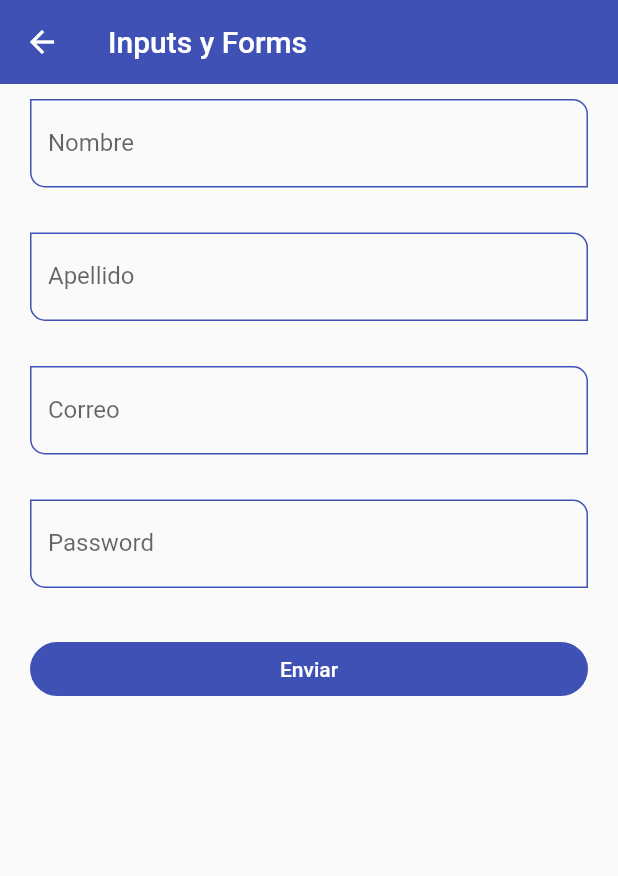
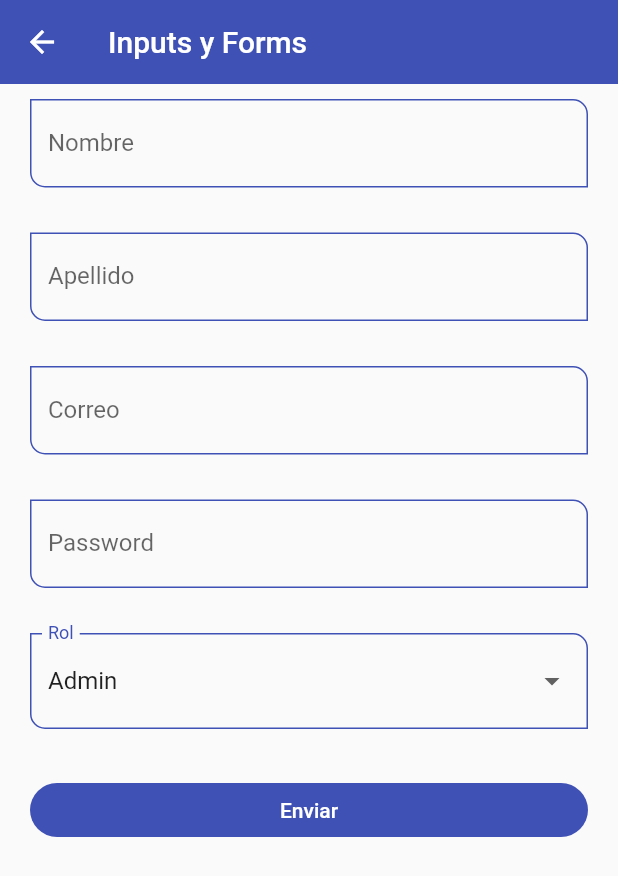
Before and after one commit to richardpg12/fl_componentes, a Flutter app: the InputsScreen screen opened by its route, after a tap on "Enviar", on a phone screen of 412 x 824 dp. Shown: the top 876 px of the screen. Run offline on Flutter 3.47's test engine with Material 2 defaults, Android fonts, the phone set to English and light mode, and no system bars.

Commit message:
form widgets

```diff
--- a/lib/screens/inputs_screen.dart
+++ b/lib/screens/inputs_screen.dart
@@ -7,6 +7,18 @@ class InputsScreen extends StatelessWidget {
 
   @override
   Widget build(BuildContext context) {
+
+    final GlobalKey<FormState> myformKey= GlobalKey<FormState>();
+
+    final Map<String, String> formValues={
+      'first_name'  :'Richard',
+      'last_name'   :'Perez',
+      'email'       :'richard.perezg26@gmail.com',
+      'password'    :'123456',
+      'role'        :'Admin',
+
+    };
+
     return Scaffold(
       appBar: AppBar(
         title: const Text('Inputs y Forms'),
@@ -15,16 +27,39 @@ class InputsScreen extends StatelessWidget {
         child: Padding(
           padding: const EdgeInsets.symmetric(horizontal: 20,vertical:10),
           child:Form(
-
+            key: myformKey,
             child: Column(
               children: [
-                const CustomInputField(labelText: 'Nombre',hintText:'Nombre del usuario'),
+                CustomInputField(labelText: 'Nombre',hintText:'Nombre del usuario',formProperty:'first_name',formValues: formValues),
                 const SizedBox(height: 30),
-                const CustomInputField(labelText: 'Apellido',hintText:'Apellido del usuario'),
+                CustomInputField(labelText: 'Apellido',hintText:'Apellido del usuario',formProperty:'last_name',formValues: formValues),
                 const SizedBox(height: 30),
-                const CustomInputField(labelText: 'Correo',hintText:'Correo del usuario',keyboardType: TextInputType.emailAddress,),
+                CustomInputField(labelText: 'Correo',hintText:'Correo del usuario',keyboardType: TextInputType.emailAddress,formProperty:'email',formValues: formValues),
                 const SizedBox(height: 30),
-                const CustomInputField(labelText: 'Password',hintText:'Contraseña del usuario', obscureText: true,),
+                CustomInputField(labelText: 'Password',hintText:'Contraseña del usuario', obscureText: true,formProperty:'password',formValues: formValues),
+                const SizedBox(height: 30),
+
+
+                DropdownButtonFormField<String>(
+                  value: formValues['role'],
+                  items: const [
+                    DropdownMenuItem(value: 'Admin',child: Text('Admin'),),
+                    DropdownMenuItem(value: 'Superuser',child: Text('Superuser'),),
+                    DropdownMenuItem(value: 'Developer',child: Text('Developer'),),
+                    DropdownMenuItem(value: 'Jr. Developer',child: Text('Jr. Developer'),),
+                  ],
+                  onChanged: (value){
+                    formValues['role']=value??'Admin';
+                  },
+                  decoration: InputDecoration(
+                    labelText: 'Rol',
+                    hintText: 'Seleccione el rol del usuario',
+                    border: OutlineInputBorder(
+                      borderRadius: BorderRadius.circular(10)
+                    ),
+                  ),
+                ),
+
                 const SizedBox(height: 30),
                 ElevatedButton(
                   child: const SizedBox(
@@ -32,7 +67,14 @@ class InputsScreen extends StatelessWidget {
                     child: Center(child: Text('Enviar'))
                     ),
                   onPressed: (){
+                    FocusScope.of(context).requestFocus(FocusNode());
+                    if(!myformKey.currentState!.validate()){
+                      print("formulario no valido");
+                      return;
+                    }
                     // To do: Imprimir valores del formulario
+                    print(formValues);
+                    print(myformKey);
                   },
                 ),
 
--- a/lib/widgets/custom_input_field.dart
+++ b/lib/widgets/custom_input_field.dart
@@ -9,8 +9,12 @@ class CustomInputField extends StatelessWidget {
   final TextInputType? keyboardType;
   final bool obscureText;
 
+  final String formProperty;
+  final Map<String, String> formValues;
+
   const CustomInputField({
     Key? key, this.hintText, this.labelText, this.helperText, this.icon, this.suffixIcon, this.keyboardType, this.obscureText=false,
+    required this.formProperty, required this.formValues,
   }) : super(key: key);
 
   @override
@@ -22,7 +26,8 @@ class CustomInputField extends StatelessWidget {
       keyboardType: keyboardType,
       obscureText: obscureText,
       onChanged: (value){
-        print('value: $value');
+        formValues[formProperty] = value;
+        //print('value: $value');
       },
       validator: (value){
         if(value==null) return 'Este Campo es requerido';
```
